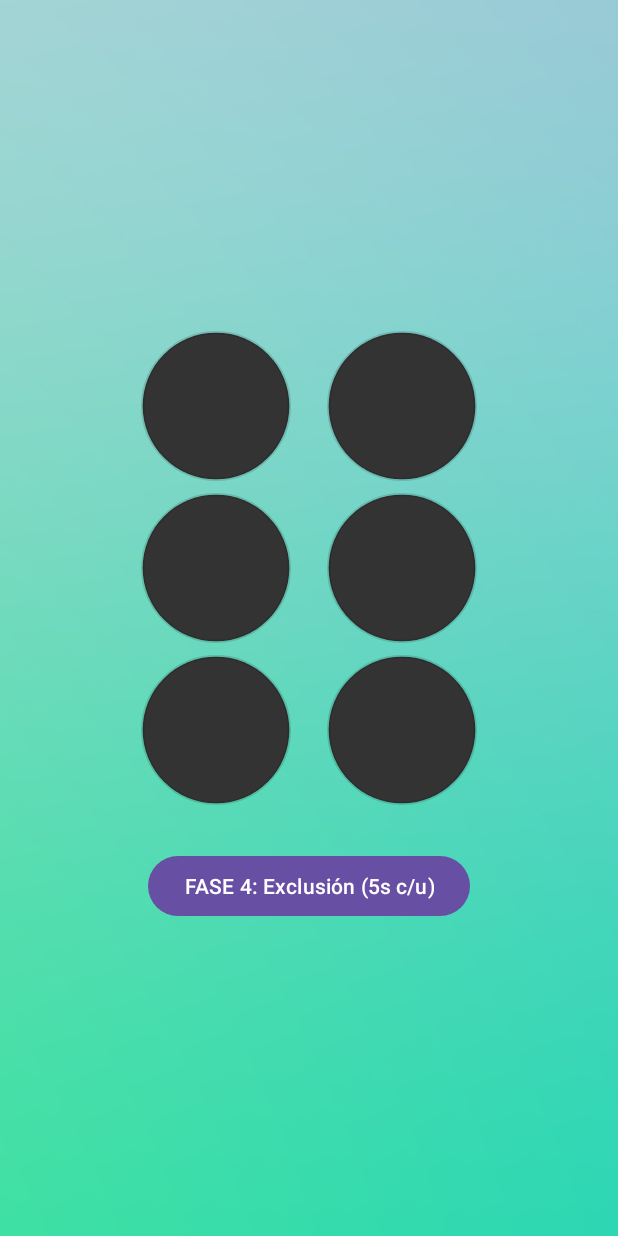
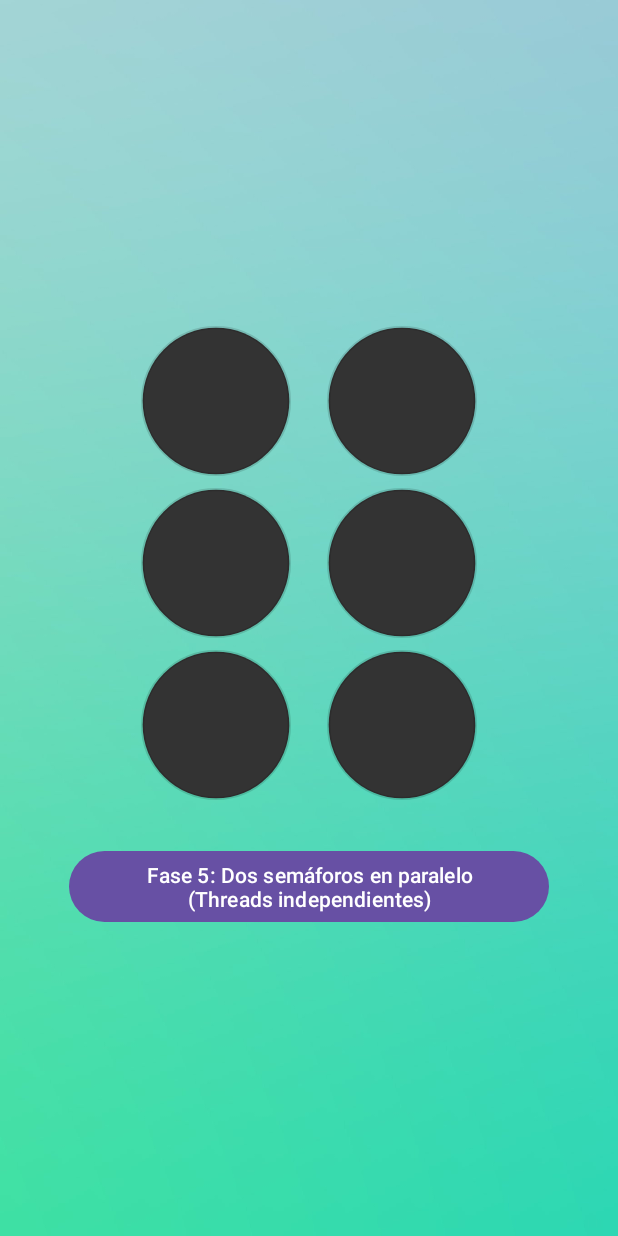
Before and after one commit to SantiagoRoca23/semaforos-threads, an Android app: the screen it shows after launch (MainActivity), on a phone screen of 412 x 824 dp. Run offline under Robolectric (Android 15) with nearby library versions, the phone set to English and light mode, and no system bars.

Commit message:
Fase 5 CORREGIDO FINAL

```diff
--- a/app/src/main/res/layout/activity_main.xml
+++ b/app/src/main/res/layout/activity_main.xml
@@ -43,7 +43,7 @@
 
     <Button
         android:id="@+id/btnFase4"
-        android:text="FASE 4: Exclusión (5s c/u)"
+        android:text="Fase 5: Dos semáforos en paralelo (Threads independientes)"
         android:onClick="startFase4"
         android:layout_marginTop="18dp"
         android:layout_width="wrap_content"
```
